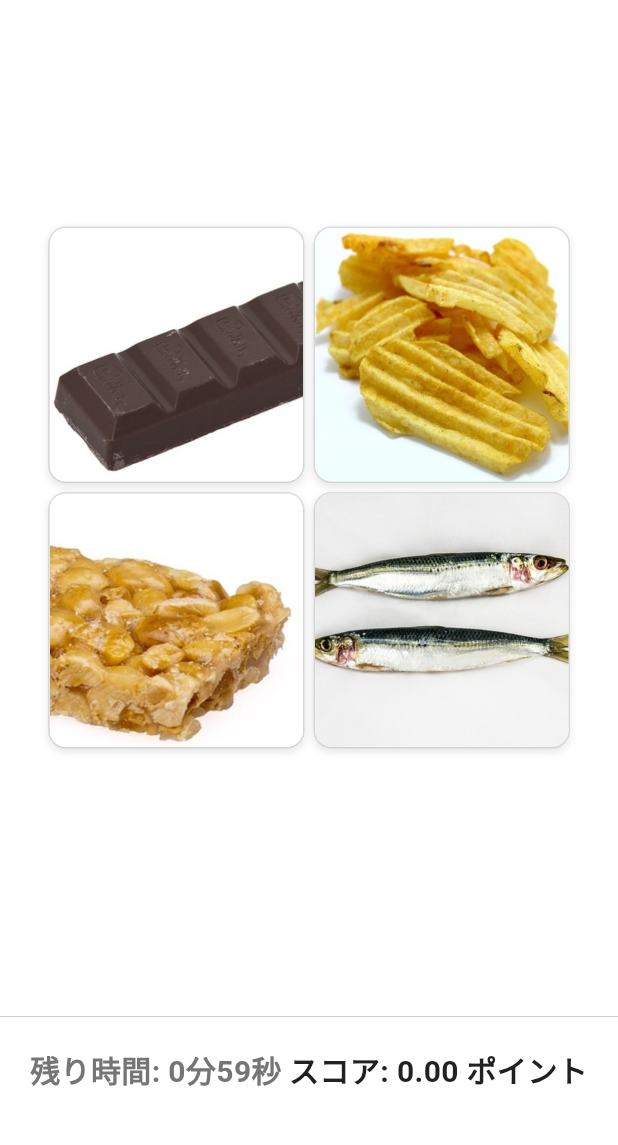
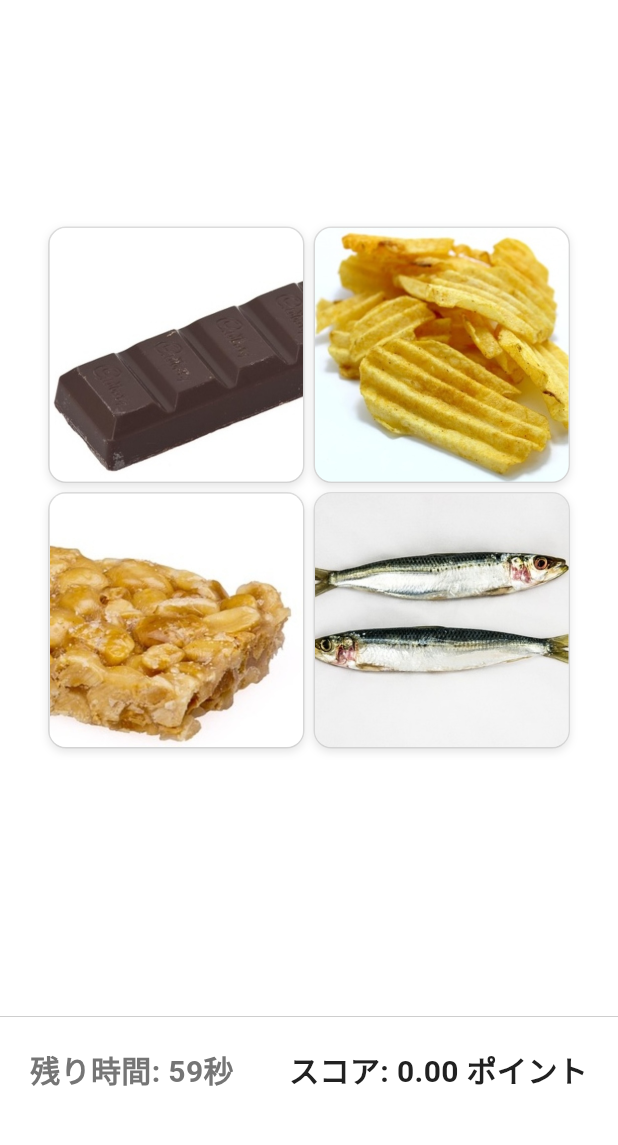
Before and after one commit to jin112343/focusmint, a Flutter app: the TrainingPage screen opened directly, on a phone screen of 412 x 824 dp, the part 84-1229 px from its top. Run offline on Flutter 3.47's test engine with Material 3 defaults, Android fonts, the phone set to English and light mode, and no system bars; our stand-ins replace drift, fl_chart, flutter_riverpod, logger, shared_preferences, webview_flutter; missing offline and left inert: tutorial_coach_mark; accounts and stored records are empty; generated files the repository leaves out were written again; Roboto replaces fonts that are missing (NotoSansJP).

```diff
--- a/lib/pages/training_page.dart
+++ b/lib/pages/training_page.dart
@@ -155,7 +155,9 @@ class _TrainingPageState extends ConsumerState<TrainingPage> {
                 mainAxisAlignment: MainAxisAlignment.spaceBetween,
                 children: [
                   Text(
-                    '残り時間: ${_remainingSeconds ~/ 60}分${_remainingSeconds % 60}秒',
+                    _remainingSeconds >= 60
+                        ? '残り時間: ${_remainingSeconds ~/ 60}分${_remainingSeconds % 60}秒'
+                        : '残り時間: ${_remainingSeconds}秒',
                     style: const TextStyle(
                       fontSize: 20,
                       fontWeight: FontWeight.bold,
```
Also changed, not shown: lib/services/tutorial_service_new.dart (+20 -9 lines).
